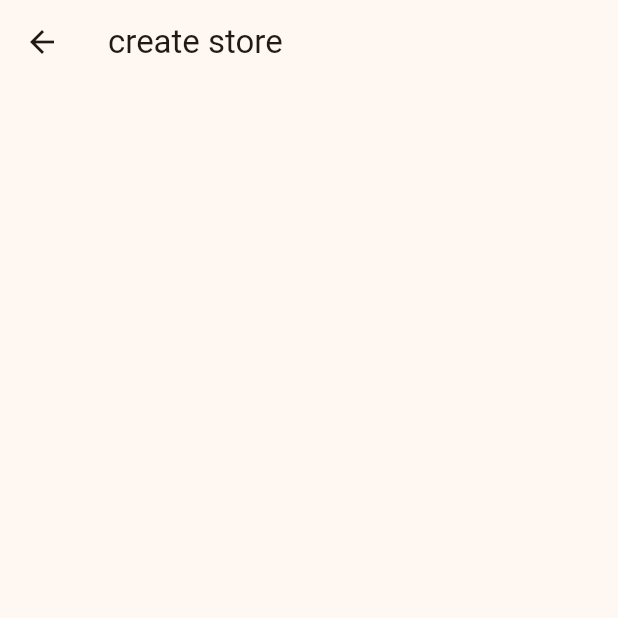
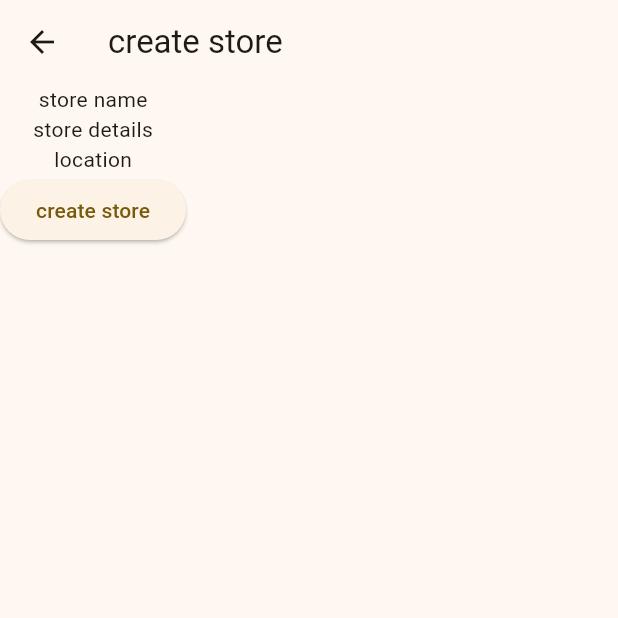
Before and after one commit to Buteya/likort, a Flutter app: the LikortBuildCreatorStore screen opened by its route, on a phone screen of 412 x 824 dp, the top half of it. Run offline on Flutter 3.47's test engine with Material 3 defaults, Android fonts, the phone set to English and light mode, and no system bars.

Commit message:
added more screens

```diff
--- a/lib/auth/likortbuildcreatorstore.dart
+++ b/lib/auth/likortbuildcreatorstore.dart
@@ -15,7 +15,14 @@ class _LikortBuildCreatorStoreState extends State<LikortBuildCreatorStore> {
       appBar: AppBar(
         title: const Text('create store'),
       ),
-      body: Column(children: [],),
+      body: Column(children: [
+        Text('store name'),
+        Text('store details'),
+        Text('location'),
+        ElevatedButton(onPressed: (){
+          Navigator.of(context).pushNamed('/likortcreatorprofilestore');
+        }, child: const Text('create store'),),
+      ],),
     );
   }
 }
--- a/lib/main.dart
+++ b/lib/main.dart
@@ -1,5 +1,7 @@
 
 import 'package:flutter/material.dart';
+import 'package:likort/auth/likortcreateartproduct.dart';
+import 'package:likort/auth/likortcreatorprofilestore.dart';
 import 'package:likort/auth/likortbuildcreatorstore.dart';
 import 'package:likort/auth/likortlogin.dart';
 import 'package:likort/auth/likortsignup.dart';
@@ -42,6 +44,8 @@ class MyApp extends StatelessWidget {
         '/likortlogin' : (context) => const LikortLogin(),
         '/likortuserprofile' : (context) => const LikortUserProfile(),
         '/lkortbuildcreatorstore' : (context) => const LikortBuildCreatorStore(),
+        '/likortcreatorprofilestore' : (context) => const LikortCreatorProfileStore(),
+        '/likortcreateartproduct' : (context) => const LikortCreateArtProduct(),
       },
     );
   }
```
Also changed, not shown: lib/auth/likortcreateartproduct.dart (added, +35 -0 lines), lib/auth/likortcreatorprofilestore.dart (added, +32 -0 lines), lib/admin/likortcreateartorder.dart (added), lib/admin/likortcreateuser.dart (added), lib/admin/likortupdatecreatorstore.dart (added), lib/admin/likortupdateorder.dart (added), lib/admin/likortupdateuser.dart (added), lib/admin/likortviewallcreatorstores.dart (added), lib/admin/likortviewallorders.dart (added), lib/admin/likortviewallpayments.dart (added), lib/admin/likortviewallusers.dart (added).
